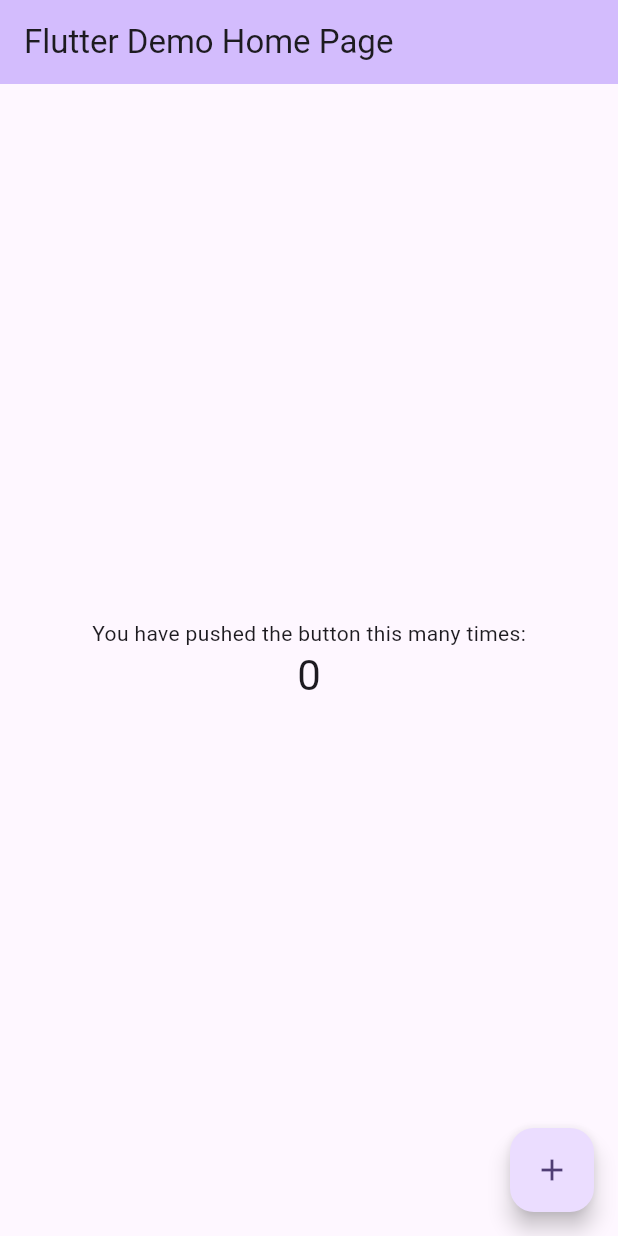
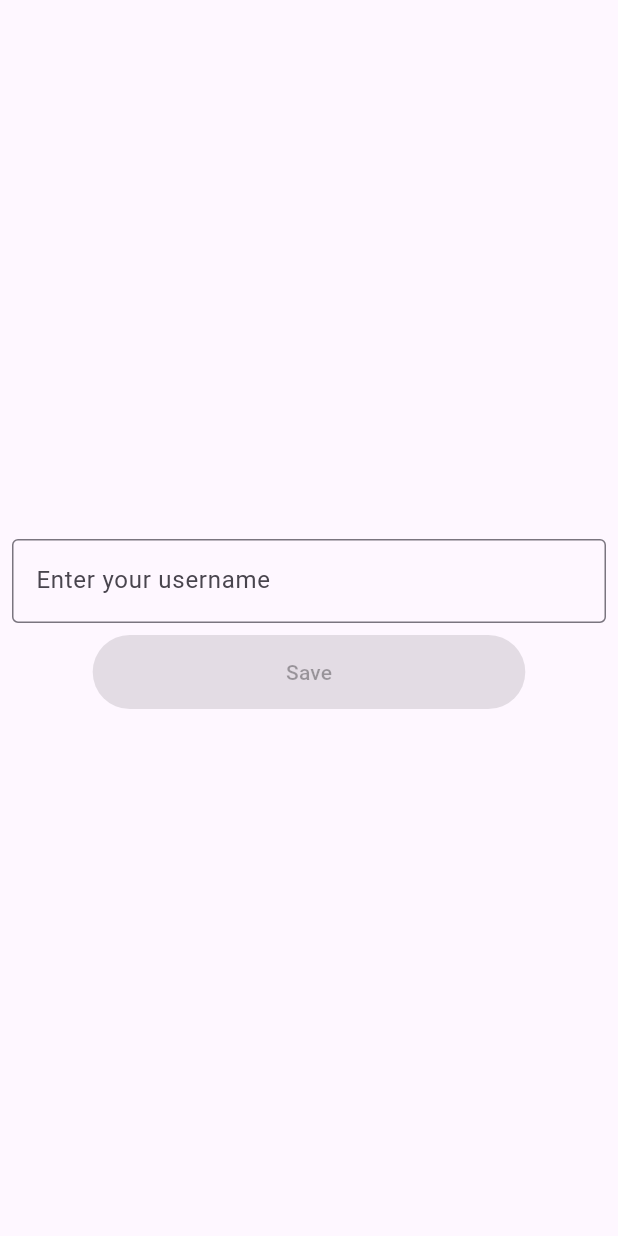
Before and after one commit to vuralkayracetintas/Flutter-mvvm, a Flutter app: the screen it shows after launch, on a phone screen of 412 x 824 dp. Run offline on Flutter 3.47's test engine with Material 2 defaults, Android fonts, the phone set to English and light mode, and no system bars; missing offline and left inert: kartal.

Commit message:
added mvvm samples

```diff
--- /dev/null
+++ b/lib/core/cache.dart
@@ -0,0 +1,10 @@
+abstract class BasicCacheInterface {
+  bool saveString(String value);
+}
+
+class CacheClass implements BasicCacheInterface {
+  @override
+  bool saveString(String value) {
+    return true;
+  }
+}
--- a/lib/main.dart
+++ b/lib/main.dart
@@ -1,4 +1,6 @@
 import 'package:flutter/material.dart';
+
+import 'mvvm/view.dart';
 
 void main() {
   runApp(const MyApp());
@@ -11,59 +13,12 @@ class MyApp extends StatelessWidget {
   Widget build(BuildContext context) {
     return MaterialApp(
       title: 'Flutter Demo',
+      debugShowCheckedModeBanner: false,
       theme: ThemeData(
         colorScheme: ColorScheme.fromSeed(seedColor: Colors.deepPurple),
         useMaterial3: true,
       ),
-      home: const MyHomePage(title: 'Flutter Demo Home Page'),
+      home: const ViewPage(),
     );
   }
 }
-
-class MyHomePage extends StatefulWidget {
-  const MyHomePage({super.key, required this.title});
-
-  final String title;
-
-  @override
-  State<MyHomePage> createState() => _MyHomePageState();
-}
-
-class _MyHomePageState extends State<MyHomePage> {
-  int _counter = 0;
-
-  void _incrementCounter() {
-    setState(() {
-      _counter++;
-    });
-  }
-
-  @override
-  Widget build(BuildContext context) {
-    return Scaffold(
-      appBar: AppBar(
-        backgroundColor: Theme.of(context).colorScheme.inversePrimary,
-        title: Text(widget.title),
-      ),
-      body: Center(
-        child: Column(
-          mainAxisAlignment: MainAxisAlignment.center,
-          children: <Widget>[
-            const Text(
-              'You have pushed the button this many times:',
-            ),
-            Text(
-              '$_counter',
-              style: Theme.of(context).textTheme.headlineMedium,
-            ),
-          ],
-        ),
-      ),
-      floatingActionButton: FloatingActionButton(
-        onPressed: _incrementCounter,
-        tooltip: 'Increment',
-        child: const Icon(Icons.add),
-      ),
-    );
-  }
-}
--- /dev/null
+++ b/lib/mvvm/model.dart
@@ -0,0 +1,19 @@
+// ignore_for_file: public_member_api_docs, sort_constructors_first
+import 'package:flutter/material.dart';
+
+@immutable
+class BasicModel {
+  final String userName;
+
+  const BasicModel(this.userName);
+
+  @override
+  bool operator ==(covariant BasicModel other) {
+    if (identical(this, other)) return true;
+
+    return other.userName == userName;
+  }
+
+  @override
+  int get hashCode => userName.hashCode;
+}
--- /dev/null
+++ b/lib/mvvm/view.dart
@@ -0,0 +1,52 @@
+import 'package:flutter/material.dart';
+import 'package:flutter_mvvm/mvvm/view_model.dart';
+import 'package:flutter_mvvm/core/cache.dart';
+import 'package:flutter_mvvm/view/view_mixin.dart';
+
+part "package:flutter_mvvm/view/view_input_field.dart";
+
+class ViewPage extends StatefulWidget {
+  const ViewPage({super.key});
+
+  @override
+  State<ViewPage> createState() => _ViewPageState();
+}
+
+class _ViewPageState extends State<ViewPage> with ViewMixin {
+  final ViewModelClass _viewModel = ViewModelClass(CacheClass());
+
+  @override
+  Widget build(BuildContext context) {
+    double mHeight = MediaQuery.sizeOf(context).height;
+    double mWidth = MediaQuery.sizeOf(context).width;
+    return Scaffold(
+      body: Center(
+        child: Column(
+          mainAxisAlignment: MainAxisAlignment.center,
+          children: [
+            BasicInputField(
+                userNameController: userNameController,
+                onChange: onControllerChange),
+            ValueListenableBuilder<bool>(
+                valueListenable: isValidForTextController,
+                builder: (context, value, child) {
+                  return ElevatedButton(
+                    style: ElevatedButton.styleFrom(
+                      minimumSize: Size(mWidth * 0.7, mHeight * 0.06),
+                    ),
+                    onPressed: value == false
+                        ? null
+                        : () async {
+                            final response =
+                                await _viewModel.controlToUserName(basicModel);
+                            await controlToResult(result: response);
+                          },
+                    child: const Text('Save'),
+                  );
+                })
+          ],
+        ),
+      ),
+    );
+  }
+}
--- /dev/null
+++ b/lib/mvvm/view_model.dart
@@ -0,0 +1,17 @@
+import 'package:flutter_mvvm/mvvm/model.dart';
+import 'package:flutter_mvvm/core/cache.dart';
+
+class ViewModelClass {
+  final BasicCacheInterface cache;
+
+  ViewModelClass(this.cache);
+  Future<bool> controlToUserName(BasicModel model) async {
+    await Future.delayed(const Duration(seconds: 2));
+
+    return model.userName.length.isOdd ? true : false;
+  }
+
+  void saveUserNameToCache(String userName) {
+    cache.saveString(userName);
+  }
+}
--- /dev/null
+++ b/lib/view/view_input_field.dart
@@ -0,0 +1,27 @@
+part of 'package:flutter_mvvm/mvvm/view.dart';
+
+class BasicInputField extends StatelessWidget {
+  const BasicInputField({
+    Key? key,
+    required this.userNameController,
+    required this.onChange,
+  }) : super(key: key);
+
+  final TextEditingController userNameController;
+  final ValueChanged<String> onChange;
+
+  @override
+  Widget build(BuildContext context) {
+    return Padding(
+      padding: const EdgeInsets.all(8.0),
+      child: TextField(
+        onChanged: onChange,
+        controller: userNameController,
+        decoration: const InputDecoration(
+          border: OutlineInputBorder(),
+          hintText: 'Enter your username',
+        ),
+      ),
+    );
+  }
+}
--- /dev/null
+++ b/lib/view/view_mixin.dart
@@ -0,0 +1,35 @@
+import 'package:flutter/material.dart';
+import 'package:flutter_mvvm/demo_screen.dart';
+import 'package:flutter_mvvm/mvvm/model.dart';
+import 'package:flutter_mvvm/mvvm/view.dart';
+import 'package:kartal/kartal.dart';
+
+mixin ViewMixin on State<ViewPage> {
+  final TextEditingController userNameController = TextEditingController();
+  String get valueForName => userNameController.value.text;
+  ValueNotifier<bool> isValidForTextController = ValueNotifier<bool>(false);
+
+  BasicModel get basicModel => BasicModel(valueForName);
+
+  void onControllerChange(String value) {
+    isValidForTextController.value = value.length > 3;
+  }
+
+  Future<void> controlToResult({bool result = false}) async {
+    if (result) {
+      await context.route.navigateToPage(const DemoDart());
+    } else {
+      ScaffoldMessenger.of(context).showSnackBar(
+        const SnackBar(
+          content: Text('User name is not valid'),
+        ),
+      );
+    }
+  }
+
+  @override
+  void dispose() {
+    super.dispose();
+    userNameController.dispose();
+  }
+}
--- a/pubspec.yaml
+++ b/pubspec.yaml
@@ -35,6 +35,7 @@ dependencies:
   # The following adds the Cupertino Icons font to your application.
   # Use with the CupertinoIcons class for iOS style icons.
   cupertino_icons: ^1.0.2
+  kartal: ^3.2.0
 
 dev_dependencies:
   flutter_test:
```
Also changed, not shown: lib/demo_screen.dart (added, +19 -0 lines), lib/ mvvm/core.dart (deleted), lib/ mvvm/model.dart (deleted), lib/ mvvm/view.dart (deleted), lib/ mvvm/view_model.dart (deleted), pubspec.lock, 15 other files.
